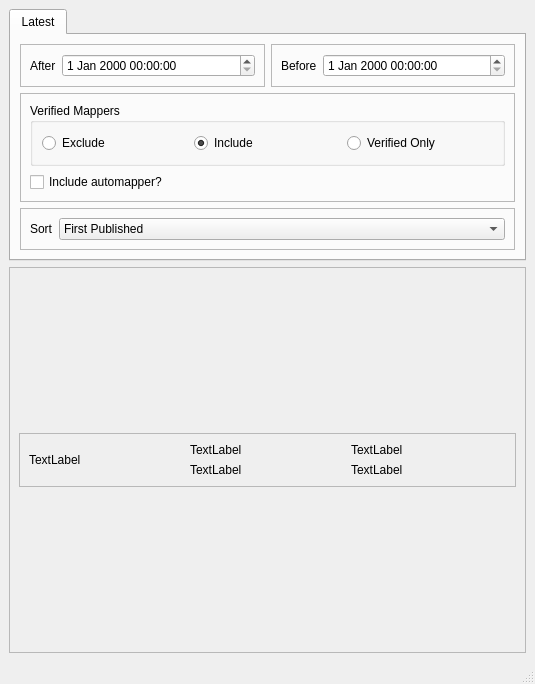
First picture: the form in bsqt/resources/mainwindow.ui, repository isaiahfuller/beat-saber-map-manager-qt, before the edit.
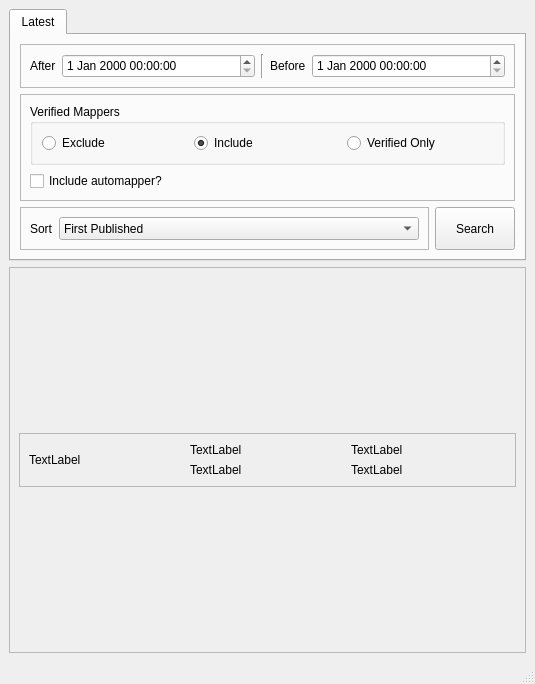
Second picture: the form after the edit.

Commit message: connect remaining latest widgets

Patch:
```diff
--- a/bsqt/resources/mainwindow.ui
+++ b/bsqt/resources/mainwindow.ui
@@ -54,25 +54,20 @@
                <item>
                 <widget class="QDateTimeEdit" name="latest_after_edit">
                  <property name="sizePolicy">
-                  <sizepolicy hsizetype="Expanding" vsizetype="Fixed">
+                  <sizepolicy hsizetype="Expanding" vsizetype="Expanding">
                    <horstretch>0</horstretch>
                    <verstretch>0</verstretch>
                   </sizepolicy>
                  </property>
                 </widget>
                </item>
-              </layout>
-             </widget>
-            </item>
             <item>
-             <widget class="QFrame" name="latest_before_frame">
-              <property name="frameShape">
-               <enum>QFrame::Shape::StyledPanel</enum>
-              </property>
-              <property name="frameShadow">
-               <enum>QFrame::Shadow::Raised</enum>
-              </property>
-              <layout class="QHBoxLayout" name="horizontalLayout_2">
+                <widget class="Line" name="line">
+                 <property name="orientation">
+                  <enum>Qt::Orientation::Vertical</enum>
+                 </property>
+                </widget>
+               </item>
                <item>
                 <widget class="QLabel" name="latest_before_label">
                  <property name="text">
@@ -81,9 +76,9 @@
                 </widget>
                </item>
                <item>
-                <widget class="QDateTimeEdit" name="latest_date_edit">
+                <widget class="QDateTimeEdit" name="latest_before_edit">
                  <property name="sizePolicy">
-                  <sizepolicy hsizetype="Expanding" vsizetype="Fixed">
+                  <sizepolicy hsizetype="Expanding" vsizetype="Expanding">
                    <horstretch>0</horstretch>
                    <verstretch>0</verstretch>
                   </sizepolicy>
@@ -176,6 +171,8 @@
            </widget>
           </item>
           <item>
+           <layout class="QHBoxLayout" name="horizontalLayout_8">
+            <item>
            <widget class="QFrame" name="latest_sort_frame">
             <property name="frameShape">
              <enum>QFrame::Shape::StyledPanel</enum>
@@ -194,7 +191,7 @@
              <item>
               <widget class="QComboBox" name="latest_sort_cbox">
                <property name="sizePolicy">
-                <sizepolicy hsizetype="Expanding" vsizetype="Fixed">
+                  <sizepolicy hsizetype="Expanding" vsizetype="Expanding">
                  <horstretch>0</horstretch>
                  <verstretch>0</verstretch>
                 </sizepolicy>
@@ -229,6 +226,21 @@
             </layout>
            </widget>
           </item>
+            <item>
+             <widget class="QPushButton" name="latest_search_button">
+              <property name="sizePolicy">
+               <sizepolicy hsizetype="Minimum" vsizetype="Expanding">
+                <horstretch>0</horstretch>
+                <verstretch>0</verstretch>
+               </sizepolicy>
+              </property>
+              <property name="text">
+               <string>Search</string>
+              </property>
+             </widget>
+            </item>
+           </layout>
+          </item>
          </layout>
         </widget>
        </widget>
@@ -244,7 +256,7 @@
            <x>0</x>
            <y>0</y>
            <width>513</width>
-           <height>385</height>
+           <height>383</height>
           </rect>
          </property>
          <layout class="QVBoxLayout" name="verticalLayout_2">
```
Lines whose indentation alone changed are shown as unchanged. The commit also changes 8 other files.
